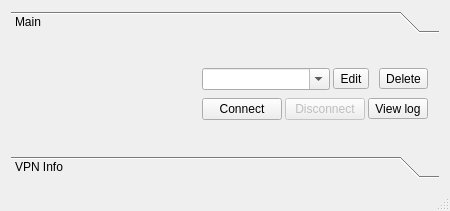
First picture: the form in mainwindow.ui, repository openconnect/openconnect-gui, before the edit.
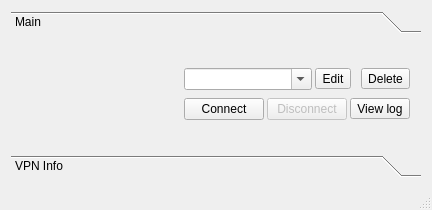
Second picture: the form after the edit. Icons and pictures are not drawn.

Commit message: undef devel builds

```diff
--- a/mainwindow.ui
+++ b/mainwindow.ui
@@ -9,8 +9,8 @@
    <rect>
     <x>0</x>
     <y>0</y>
-    <width>450</width>
-    <height>211</height>
+    <width>432</width>
+    <height>210</height>
    </rect>
   </property>
   <property name="sizePolicy">
@@ -65,8 +65,8 @@
         <rect>
          <x>0</x>
          <y>0</y>
-         <width>432</width>
-         <height>103</height>
+         <width>414</width>
+         <height>102</height>
         </rect>
        </property>
        <attribute name="label">
```
The commit also changes 2 other files.
